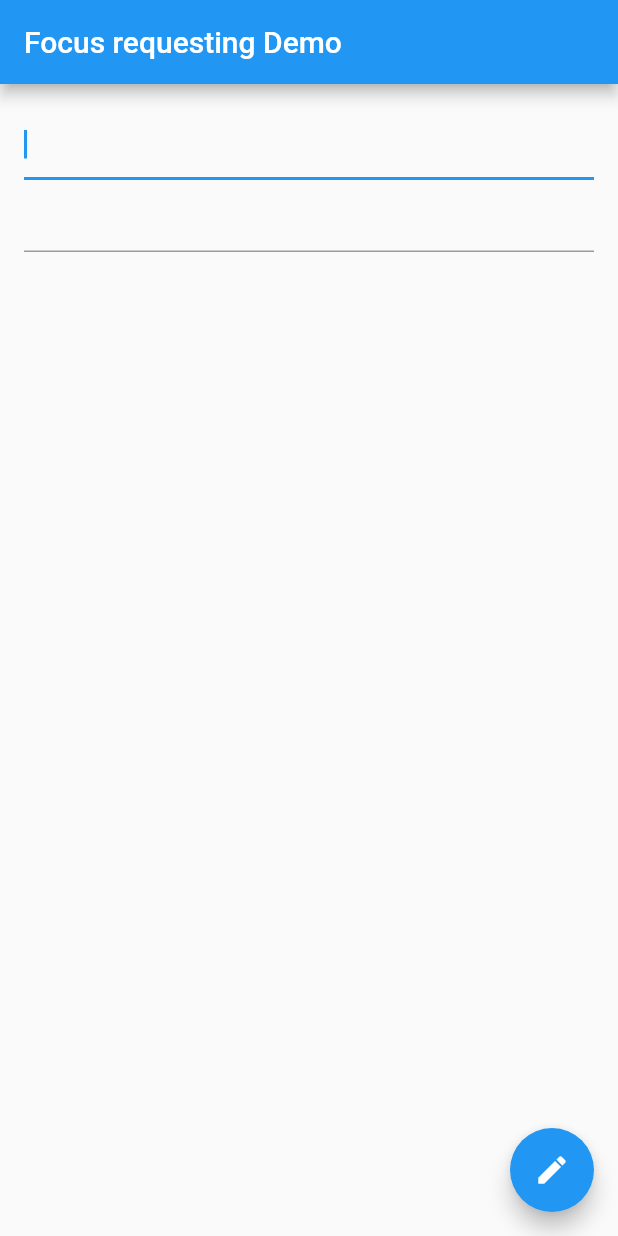
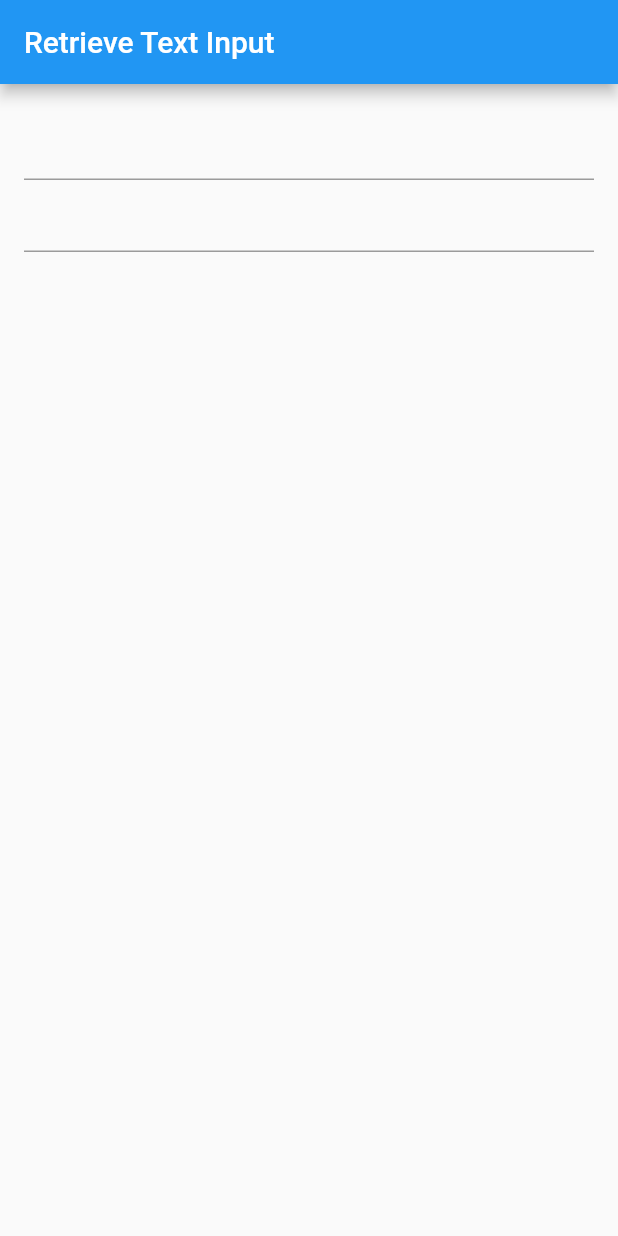
Before and after one commit to mohan-dev1248/flutter_app_cookbook, a Flutter app: the screen it shows after launch, on a phone screen of 412 x 824 dp. Run offline on Flutter 3.47's test engine with Material 2 defaults, Android fonts, the phone set to English and light mode, and no system bars.

Commit message:
how to handle text changes for TextField

```diff
--- /dev/null
+++ b/lib/forms/onTextChange.dart
@@ -0,0 +1,66 @@
+import 'package:flutter/material.dart';
+
+class TextChangeExample extends StatelessWidget {
+
+  @override
+  Widget build(BuildContext context) {
+    // TODO: implement build
+    return MaterialApp(
+      title: 'Retrieve Text Input',
+      home: MyCustomForm(),
+    );
+  }
+}
+
+class MyCustomForm extends StatefulWidget{
+
+  @override
+  _MyCustomForm createState() => _MyCustomForm();
+}
+
+class _MyCustomForm extends State<MyCustomForm>{
+
+  final myController = TextEditingController();
+
+  @override
+  void initState() {
+    // TODO: implement initState
+    super.initState();
+
+    myController.addListener(_printLatestValue);
+  }
+
+  @override
+  void dispose() {
+    myController.dispose();
+    super.dispose();
+  }
+
+  void _printLatestValue(){
+    ScaffoldMessenger.of(context).showSnackBar(SnackBar(content: Text(myController.text)));
+  }
+
+  @override
+  Widget build(BuildContext context) {
+    return Scaffold(
+        appBar: AppBar(
+          title: Text('Retrieve Text Input'),
+        ),
+        body: Padding(
+          padding: const EdgeInsets.all(16.0),
+          child: Column(
+            children: <Widget>[
+              TextField(
+                onChanged: (text) {
+                  print('First text field: $text');
+                },
+              ),
+              TextField(
+                controller: myController,
+              ),
+            ],
+          ),
+        )
+    );
+  }
+}
--- a/lib/main.dart
+++ b/lib/main.dart
@@ -2,6 +2,7 @@ import 'package:flutter/material.dart';
 import 'package:flutter/widgets.dart';
 import 'package:flutter_app_cookbook/forms/farmWithValidation.dart';
 import 'package:flutter_app_cookbook/forms/formStyling.dart';
+import 'package:flutter_app_cookbook/forms/onTextChange.dart';
 import 'package:flutter_app_cookbook/forms/requestingFocusDynamically.dart';
 import 'package:flutter_app_cookbook/hello_world/FirstMaterialApp.dart';
 import 'package:flutter_app_cookbook/hello_world/helloWorld.dart';
@@ -15,6 +16,6 @@ import 'state/StateWithParent.dart';
 //Whatever your widget you want to test it, put it inside the runApp try it
 void main() {
   runApp(
-    FormExample3()
+    TextChangeExample()
   );
 }
```
